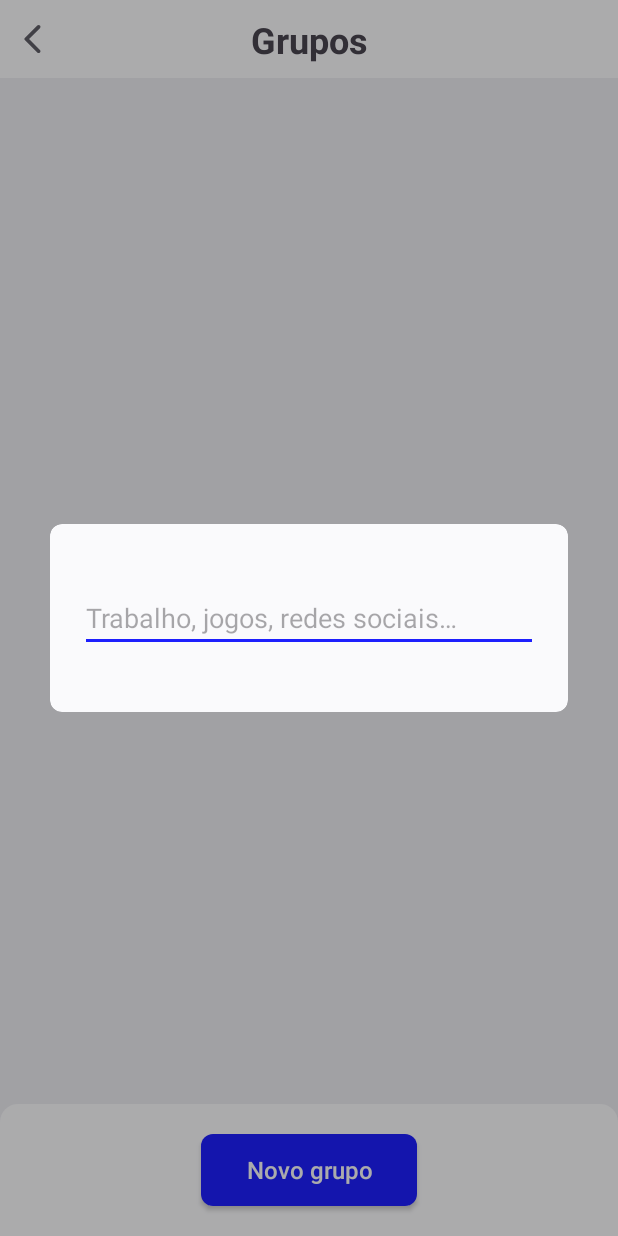
After one commit to L-Mosca/Dumb-Password, an Android app: the NewGroupDialog screen opened through its navigation route, on a phone screen of 412 x 824 dp. The commit adds this screen. Run offline under Robolectric (Android 15) with nearby library versions, the phone set to English and light mode, and no system bars; our stand-ins replace Dagger/Hilt's generated code.

Commit message:
Feature: Add groups crud.

```diff
--- a/app/build.gradle.kts
+++ b/app/build.gradle.kts
@@ -84,4 +84,7 @@ dependencies {
     implementation("androidx.room:room-ktx:2.8.2")
     testImplementation("androidx.room:room-testing:2.8.2")
     implementation("androidx.room:room-paging:2.8.2")
+
+    // Gson
+    implementation("com.google.code.gson:gson:2.13.2")
 }
--- /dev/null
+++ b/app/src/main/java/br/com/moscatech/dumbpassword/base/BaseDialogFragment.kt
@@ -0,0 +1,70 @@
+package br.com.moscatech.dumbpassword.base
+
+import android.graphics.Color
+import android.graphics.drawable.InsetDrawable
+import android.os.Bundle
+import android.view.LayoutInflater
+import android.view.View
+import android.view.ViewGroup
+import android.view.WindowManager
+import androidx.fragment.app.DialogFragment
+import androidx.lifecycle.MutableLiveData
+import androidx.navigation.fragment.findNavController
+import androidx.viewbinding.ViewBinding
+import androidx.core.graphics.drawable.toDrawable
+
+abstract class BaseDialogFragment<VB: ViewBinding>: DialogFragment() {
+
+    abstract val bindingInflater: (LayoutInflater) -> VB
+    private var viewBinding: VB? = null
+
+    abstract val viewModel: BaseViewModel
+
+    open val windowHeight: Int = WindowManager.LayoutParams.WRAP_CONTENT
+
+    val binding: VB
+        get() = viewBinding as VB
+
+    abstract fun initViews()
+
+    abstract fun initObservers()
+
+    override fun onCreateView(
+        inflater: LayoutInflater,
+        container: ViewGroup?,
+        savedInstanceState: Bundle?
+    ): View {
+        viewBinding = bindingInflater.invoke(layoutInflater)
+        return binding.root
+    }
+
+    override fun onStart() {
+        super.onStart()
+
+        dialog?.window?.setLayout(
+            WindowManager.LayoutParams.MATCH_PARENT,
+            windowHeight
+        )
+
+        val back = Color.TRANSPARENT.toDrawable()
+        val inset = InsetDrawable(back, 50)
+        dialog?.window?.setBackgroundDrawable(inset)
+    }
+
+    override fun onViewCreated(view: View, savedInstanceState: Bundle?) {
+        super.onViewCreated(view, savedInstanceState)
+        initObservers()
+        initViews()
+    }
+
+    protected fun <T> setNavigationResult(key: String, result: T) {
+        findNavController().previousBackStackEntry?.savedStateHandle?.set(
+            key,
+            result
+        )
+    }
+
+    protected fun <T> getNavigationResult(key: String): MutableLiveData<T>? {
+        return findNavController().currentBackStackEntry?.savedStateHandle?.getLiveData(key)
+    }
+}
--- a/app/src/main/java/br/com/moscatech/dumbpassword/base/BaseFragment.kt
+++ b/app/src/main/java/br/com/moscatech/dumbpassword/base/BaseFragment.kt
@@ -8,6 +8,8 @@ import android.widget.Toast
 import androidx.activity.addCallback
 import androidx.annotation.StringRes
 import androidx.fragment.app.Fragment
+import androidx.lifecycle.MutableLiveData
+import androidx.navigation.fragment.findNavController
 import androidx.viewbinding.ViewBinding
 import com.google.android.material.snackbar.Snackbar
 
@@ -81,4 +83,8 @@ abstract class BaseFragment<VB : ViewBinding> : Fragment() {
         viewBinding = null
         super.onDestroyView()
     }
+
+    protected fun <T> getNavigationResult(key: String): MutableLiveData<T>? {
+        return findNavController().currentBackStackEntry?.savedStateHandle?.getLiveData(key)
+    }
 }
--- /dev/null
+++ b/app/src/main/java/br/com/moscatech/dumbpassword/data/local/preferences/PreferencesContract.kt
@@ -0,0 +1,7 @@
+package br.com.moscatech.dumbpassword.data.local.preferences
+
+interface PreferencesContract {
+
+    suspend fun saveGroup(newGroups: List<String>)
+    suspend fun getGroups(): List<String>
+}
--- /dev/null
+++ b/app/src/main/java/br/com/moscatech/dumbpassword/data/local/preferences/PreferencesDataStore.kt
@@ -0,0 +1,53 @@
+package br.com.moscatech.dumbpassword.data.local.preferences
+
+import android.content.Context
+import androidx.datastore.core.DataStore
+import androidx.datastore.core.IOException
+import androidx.datastore.preferences.core.Preferences
+import androidx.datastore.preferences.core.edit
+import androidx.datastore.preferences.core.emptyPreferences
+import androidx.datastore.preferences.core.stringPreferencesKey
+import androidx.datastore.preferences.preferencesDataStore
+import br.com.moscatech.dumbpassword.BuildConfig
+import com.google.gson.Gson
+import dagger.hilt.android.qualifiers.ApplicationContext
+import kotlinx.coroutines.flow.catch
+import kotlinx.coroutines.flow.first
+import kotlinx.coroutines.flow.map
+import javax.inject.Inject
+
+class PreferencesDataStore @Inject constructor(@ApplicationContext context: Context) :
+    PreferencesContract {
+
+    companion object {
+        private const val NAME = "${BuildConfig.VERSION_NAME}.Preferences.${BuildConfig.BUILD_TYPE}"
+
+        private val groups = stringPreferencesKey(name = "$NAME.Groups")
+    }
+
+    private val Context.dataStore by preferencesDataStore(name = NAME)
+    private val dataStore = context.dataStore
+
+    override suspend fun saveGroup(newGroups: List<String>) {
+        dataStore.edit { pref ->
+            pref[groups] = Gson().toJson(newGroups)
+        }
+    }
+
+    override suspend fun getGroups(): List<String> {
+        return dataStore.getData<List<String>>(groups) ?: emptyList()
+    }
+
+    internal suspend inline fun <reified T> DataStore<Preferences>.getData(key: Preferences.Key<String>): T? {
+        return runCatching {
+            this.data.catch { exception ->
+                if (exception is IOException) emit(emptyPreferences())
+                else throw exception
+            }.map { pref ->
+                val data = pref[key]
+                if (data.isNullOrEmpty()) return@map null
+                else Gson().fromJson(data, T::class.java)
+            }.first()
+        }.getOrNull()
+    }
+}
--- /dev/null
+++ b/app/src/main/java/br/com/moscatech/dumbpassword/domain/model/exceptions/DuplicatedGroupException.kt
@@ -0,0 +1,3 @@
+package br.com.moscatech.dumbpassword.domain.model.exceptions
+
+class DuplicatedGroupException : Exception()
--- /dev/null
+++ b/app/src/main/java/br/com/moscatech/dumbpassword/domain/use_case/GroupsUseCase.kt
@@ -0,0 +1,23 @@
+package br.com.moscatech.dumbpassword.domain.use_case
+
+import br.com.moscatech.dumbpassword.data.local.preferences.PreferencesContract
+import br.com.moscatech.dumbpassword.domain.model.exceptions.DuplicatedGroupException
+import javax.inject.Inject
+
+
+class GroupsUseCase @Inject constructor(private val preferences: PreferencesContract) {
+
+    suspend fun saveGroup(group: String) {
+        val savedGroups = getGroups().toMutableList()
+        val newGroup = group.trim()
+
+        if (savedGroups.contains(newGroup)) throw DuplicatedGroupException()
+
+        savedGroups.add(newGroup)
+        preferences.saveGroup(savedGroups.sortedBy { it })
+    }
+
+    suspend fun getGroups(): List<String> {
+        return preferences.getGroups()
+    }
+}
--- a/app/src/main/java/br/com/moscatech/dumbpassword/ui/screens/group/GroupFragment.kt
+++ b/app/src/main/java/br/com/moscatech/dumbpassword/ui/screens/group/GroupFragment.kt
@@ -4,6 +4,8 @@ import android.view.LayoutInflater
 import androidx.fragment.app.viewModels
 import br.com.moscatech.dumbpassword.base.BaseFragment
 import br.com.moscatech.dumbpassword.databinding.FragmentGroupBinding
+import br.com.moscatech.dumbpassword.ui.adapters.GroupAdapter
+import br.com.moscatech.dumbpassword.ui.screens.new_group.NewGroupDialog
 import br.com.moscatech.dumbpassword.utils.navigate
 import br.com.moscatech.dumbpassword.utils.popBackStack
 import dagger.hilt.android.AndroidEntryPoint
@@ -16,16 +18,36 @@ class GroupFragment : BaseFragment<FragmentGroupBinding>() {
 
     override val viewModel: GroupViewModel by viewModels()
 
+    private val adapter by lazy { GroupAdapter() }
+
     override fun initViews() {
         binding.apply {
             groupAppBar.setOnBackClickListener { popBackStack() }
 
             btNewGroup.setOnClickListener {
-                val direction = GroupFragmentDirections.actionGroupFragmentToFragmentNewGroup()
+                val direction = GroupFragmentDirections.actionGroupFragmentToNewGroupDialog()
                 navigate(direction)
             }
+
+
         }
     }
 
-    override fun initObservers() {}
+    override fun initObservers() {
+        viewModel.groupList.observe(this) { groupList ->
+            setupAdapter(groupList)
+        }
+
+        getNavigationResult<String>(NewGroupDialog.NEW_GROUP_ARG)?.observe(viewLifecycleOwner) {
+            viewModel.getGroups()
+        }
+    }
+
+    private fun setupAdapter(groupList: List<String>) {
+        binding.rvGroups.adapter = adapter
+        adapter.submitList(groupList)
+        adapter.onItemClicked = {
+            showShortToast(it)
+        }
+    }
 }
--- a/app/src/main/java/br/com/moscatech/dumbpassword/ui/screens/group/GroupViewModel.kt
+++ b/app/src/main/java/br/com/moscatech/dumbpassword/ui/screens/group/GroupViewModel.kt
@@ -1,9 +1,29 @@
 package br.com.moscatech.dumbpassword.ui.screens.group
 
+import androidx.lifecycle.LiveData
+import androidx.lifecycle.MutableLiveData
+import androidx.lifecycle.viewModelScope
 import br.com.moscatech.dumbpassword.base.BaseViewModel
+import br.com.moscatech.dumbpassword.domain.use_case.GroupsUseCase
 import dagger.hilt.android.lifecycle.HiltViewModel
+import kotlinx.coroutines.launch
 import javax.inject.Inject
 
 @HiltViewModel
-class GroupViewModel @Inject constructor(): BaseViewModel() {
+class GroupViewModel @Inject constructor(
+    private val groupUseCase: GroupsUseCase,
+) : BaseViewModel() {
+
+    private val _groupList = MutableLiveData<List<String>>()
+    val groupList: LiveData<List<String>> get() = _groupList
+
+    init {
+        getGroups()
+    }
+
+    fun getGroups() {
+        viewModelScope.launch {
+            _groupList.postValue(groupUseCase.getGroups())
+        }
+    }
 }
--- /dev/null
+++ b/app/src/main/java/br/com/moscatech/dumbpassword/ui/screens/new_group/NewGroupDialog.kt
@@ -0,0 +1,34 @@
+package br.com.moscatech.dumbpassword.ui.screens.new_group
+
+import android.os.Bundle
+import android.view.LayoutInflater
+import androidx.fragment.app.viewModels
+import br.com.moscatech.dumbpassword.base.BaseDialogFragment
+import br.com.moscatech.dumbpassword.databinding.DialogNewGroupBinding
+import dagger.hilt.android.AndroidEntryPoint
+
+@AndroidEntryPoint
+class NewGroupDialog : BaseDialogFragment<DialogNewGroupBinding>() {
+
+    companion object {
+        const val NEW_GROUP_ARG = "NewGroupDialog.NewGroupArg"
+    }
+
+    override val bindingInflater: (LayoutInflater) -> DialogNewGroupBinding
+        get() = DialogNewGroupBinding::inflate
+
+    override val viewModel: NewGroupViewModel by viewModels()
+
+    override fun initViews() {
+        binding.etNewGroupName.setOnEditorActionListener { textView, actionId, _ ->
+            viewModel.onEditorActionListener(textView, actionId)
+        }
+    }
+
+    override fun initObservers() {
+        viewModel.groupSaved.observe(this) {
+           setNavigationResult(NEW_GROUP_ARG, it)
+            dismiss()
+        }
+    }
+}
--- a/app/src/main/java/br/com/moscatech/dumbpassword/ui/screens/new_group/NewGroupViewModel.kt
+++ b/app/src/main/java/br/com/moscatech/dumbpassword/ui/screens/new_group/NewGroupViewModel.kt
@@ -1,9 +1,36 @@
 package br.com.moscatech.dumbpassword.ui.screens.new_group
 
+import android.view.inputmethod.EditorInfo
+import android.widget.TextView
+import androidx.lifecycle.LiveData
+import androidx.lifecycle.MutableLiveData
+import androidx.lifecycle.viewModelScope
 import br.com.moscatech.dumbpassword.base.BaseViewModel
+import br.com.moscatech.dumbpassword.domain.use_case.GroupsUseCase
 import dagger.hilt.android.lifecycle.HiltViewModel
+import kotlinx.coroutines.launch
 import javax.inject.Inject
 
 @HiltViewModel
-class NewGroupViewModel @Inject constructor() : BaseViewModel() {
+class NewGroupViewModel @Inject constructor(
+    private val groupUseCase: GroupsUseCase,
+) : BaseViewModel() {
+
+    private val _groupSaved: MutableLiveData<String> = MutableLiveData()
+    val groupSaved: LiveData<String> get() = _groupSaved
+
+    fun onEditorActionListener(view: TextView, actionId: Int): Boolean {
+        return if (actionId == EditorInfo.IME_ACTION_SEND) {
+            saveGroup(view.text.toString())
+            true
+        } else false
+    }
+
+    private fun saveGroup(groupName: String) {
+        viewModelScope.launch {
+            groupUseCase.saveGroup(groupName)
+            _groupSaved.postValue(groupName)
+        }
+
+    }
 }
--- /dev/null
+++ b/app/src/main/res/layout/dialog_new_group.xml
@@ -0,0 +1,28 @@
+<?xml version="1.0" encoding="utf-8"?>
+<com.google.android.material.card.MaterialCardView xmlns:android="http://schemas.android.com/apk/res/android"
+    android:layout_width="match_parent"
+    android:layout_height="wrap_content"
+    android:layout_gravity="center"
+    android:layout_margin="20dp">
+
+    <androidx.appcompat.widget.LinearLayoutCompat
+        android:layout_width="match_parent"
+        android:layout_height="wrap_content"
+        android:layout_gravity="center_horizontal"
+        android:orientation="vertical"
+        android:paddingHorizontal="20dp"
+        android:paddingVertical="40dp">
+
+        <com.google.android.material.textfield.TextInputEditText
+            android:id="@+id/etNewGroupName"
+            android:layout_width="match_parent"
+            android:layout_height="wrap_content"
+            android:hint="@string/group_examples"
+            android:imeOptions="actionSend"
+            android:inputType="text"
+            android:lines="1"
+            android:maxLength="40"
+            android:maxLines="1" />
+
+    </androidx.appcompat.widget.LinearLayoutCompat>
+</com.google.android.material.card.MaterialCardView>
--- a/app/src/main/res/navigation/group_nav_graph.xml
+++ b/app/src/main/res/navigation/group_nav_graph.xml
@@ -11,17 +11,14 @@
         android:label="GroupFragment"
         tools:layout="@layout/fragment_group">
         <action
-            android:id="@+id/action_groupFragment_to_fragmentNewGroup"
-            app:destination="@id/fragmentNewGroup"
-            app:enterAnim="@anim/slide_in_right"
-            app:exitAnim="@anim/slide_out_left"
-            app:popEnterAnim="@anim/slide_in_left"
-            app:popExitAnim="@anim/slide_out_right" />
+            android:id="@+id/action_groupFragment_to_newGroupDialog"
+            app:destination="@id/newGroupDialog" />
     </fragment>
 
-    <fragment
-        android:id="@+id/fragmentNewGroup"
-        android:name="br.com.moscatech.dumbpassword.ui.screens.new_group.FragmentNewGroup"
-        android:label="FragmentNewGroup"
-        tools:layout="@layout/fragment_new_group" />
+    <dialog
+        android:id="@+id/newGroupDialog"
+        android:name="br.com.moscatech.dumbpassword.ui.screens.new_group.NewGroupDialog"
+        android:label="NewGroupDialog"
+        tools:layout="@layout/dialog_new_group" />
+
 </navigation>
--- a/app/src/main/res/values/strings.xml
+++ b/app/src/main/res/values/strings.xml
@@ -14,5 +14,6 @@
     <string name="groups">Grupos</string>
     <string name="non_groups_found">Você ainda não possui nenhum grupo</string>
     <string name="new_group">Novo grupo</string>
+    <string name="group_examples">Trabalho, jogos, redes sociais…</string>
 
 </resources>
```
Also changed, not shown: app/src/main/java/br/com/moscatech/dumbpassword/di/LocalDataModules.kt (added, +22 -0 lines), app/src/main/java/br/com/moscatech/dumbpassword/ui/adapters/GroupAdapter.kt (added, +44 -0 lines), app/src/main/java/br/com/moscatech/dumbpassword/ui/screens/new_group/FragmentNewGroup.kt (deleted, +0 -25 lines), app/src/main/res/layout/adapter_group.xml (+4 -3 lines), app/src/main/res/layout/fragment_new_group.xml (deleted, +0 -15 lines).
